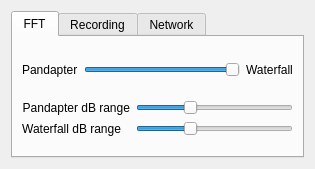
gqrx-sdr/gqrx, file src/qtgui/audio_options.ui: the form before one commit.
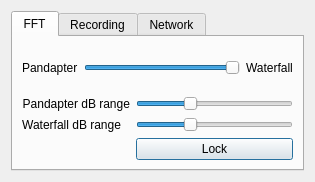
The form after the commit. The open tabs and pages were chosen to show the change. Icons and pictures are not drawn. Custom widgets are drawn as their Qt base class.

Commit message: Add button to lock audio fft and wf ranges

Patch:
```diff
--- a/src/qtgui/audio_options.ui
+++ b/src/qtgui/audio_options.ui
@@ -7,7 +7,7 @@
     <x>0</x>
     <y>0</y>
     <width>315</width>
-    <height>169</height>
+    <height>182</height>
    </rect>
   </property>
   <property name="windowTitle">
@@ -140,6 +140,28 @@
            </property>
           </widget>
          </item>
+         <item row="2" column="1">
+          <widget class="QPushButton" name="audioLockButton">
+           <property name="sizePolicy">
+            <sizepolicy hsizetype="MinimumExpanding" vsizetype="Preferred">
+             <horstretch>0</horstretch>
+             <verstretch>0</verstretch>
+            </sizepolicy>
+           </property>
+           <property name="toolTip">
+            <string>Lock panadapter and waterfall sliders together</string>
+           </property>
+           <property name="statusTip">
+            <string>Lock panadapter and waterfall sliders together</string>
+           </property>
+           <property name="text">
+            <string>Lock</string>
+           </property>
+           <property name="checkable">
+            <bool>true</bool>
+           </property>
+          </widget>
+         </item>
         </layout>
        </item>
       </layout>
```
Left out of the diff: 2 changed lines with no effect on the pictures. The commit also changes 1 other file.
